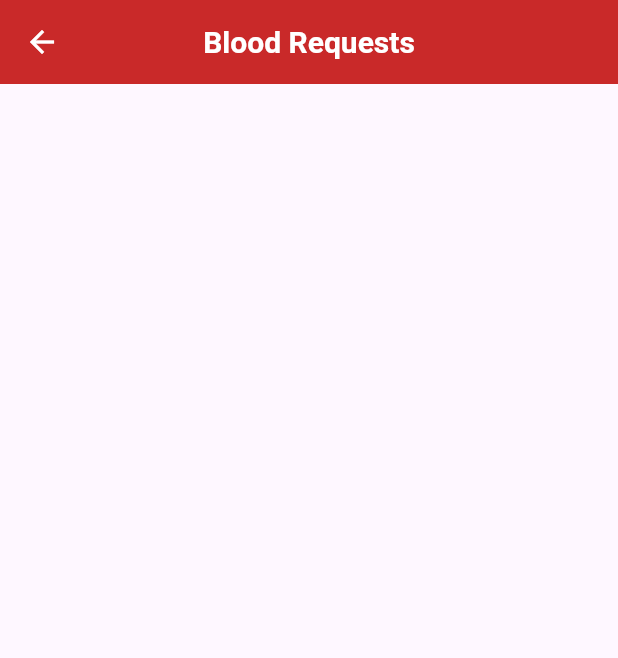
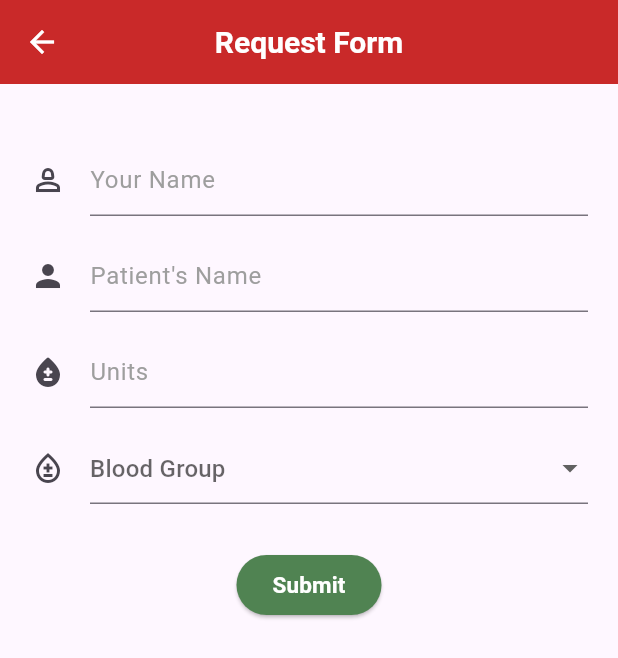
Before and after one commit to SreedevT/bloodbuddy, a Flutter app: the HomeScreen screen opened by its route, after a tap on "Requests page", on a phone screen of 412 x 824 dp. Shown: the top 658 px of the screen. Run offline on Flutter 3.47's test engine with Material 2 defaults, Android fonts, the phone set to English and light mode, and no system bars; our stand-ins replace animated_text_kit, cloud_firestore, confetti, date_field, firebase_auth, firebase_core and 7 more; missing offline and left inert: firebase_app_check; accounts and stored records are empty.

Commit message:
Changed navigator for request button inside home, Designed dummy request UI, implemented Data collected from the request UI is stored on firestore

```diff
--- a/lib/main.dart
+++ b/lib/main.dart
@@ -1,6 +1,7 @@
 import 'package:blood/screens/homescreen.dart';
 import 'package:blood/screens/mapscreen.dart';
 import 'package:blood/screens/initialscreen.dart';
+import 'package:blood/screens/requestform.dart';
 import 'package:blood/screens/requestscreen.dart';
 import 'package:blood/screens/welcomesreen.dart';
 import 'package:firebase_app_check/firebase_app_check.dart';
@@ -56,6 +57,7 @@ Future<void> main() async {
         'personal_info': (context) => const SignUpScreen(),
         'initial_screen': (context) => const InitialScreen(),
         'request': (context) => const BloodRequestList(),
+        'reqform':(context) => const RequestForm(),
       },
     ),
   );
--- /dev/null
+++ b/lib/models/req.dart
@@ -0,0 +1,24 @@
+import 'package:cloud_firestore/cloud_firestore.dart';
+
+class Req{
+  final CollectionReference reqs = FirebaseFirestore.instance.collection('Reqs');
+
+  Future updateReq(
+    String useruid,
+    String requid,
+    String name,
+    String pname,
+    int units,
+    String btype,
+  ) async{
+    await reqs.doc(requid).set(
+      {
+        'User UID': useruid,
+        'Name': name,
+        'Patient Name': pname,
+        'Units': units,
+        'Blood Type': btype
+      }
+    );
+  }
+}
--- a/lib/screens/homescreen.dart
+++ b/lib/screens/homescreen.dart
@@ -119,7 +119,7 @@ class _HomeScreenState extends State<HomeScreen> with TickerProviderStateMixin {
                   if (!mounted) return;
                   Navigator.pushNamed(
                     context,
-                    'request',
+                    'reqform',
                   );
                 },
                 child: const Text("Requests page",
--- /dev/null
+++ b/lib/screens/requestform.dart
@@ -0,0 +1,150 @@
+import 'package:blood/models/req.dart';
+import 'package:firebase_auth/firebase_auth.dart';
+import 'package:flutter/material.dart';
+import 'package:uuid/uuid.dart';
+
+class RequestForm extends StatefulWidget {
+  const RequestForm({super.key});
+
+  @override
+  State<RequestForm> createState() => _RequestFormState();
+}
+
+class _RequestFormState extends State<RequestForm> {
+  final _formKey = GlobalKey<FormState>();
+  late String name;
+  late String pname;
+  late String btype;
+  late int units;
+  User? user;
+
+  List<String> bloodGroups = ['A+', 'B+', 'A-', 'B-', 'O+', 'O-', 'AB+', 'AB-'];
+  @override
+  void initState(){
+    super.initState();
+    user = FirebaseAuth.instance.currentUser;
+    generateId();
+  }
+
+  String generateId(){
+    var uuid = const Uuid();
+    String id = uuid.v4();
+    return id;
+  }
+
+  @override
+  Widget build(BuildContext context) {
+    return Scaffold(
+      appBar:AppBar(
+        title: const Text("Request Form"),
+      ),
+      body: Padding(
+        padding:const EdgeInsets.fromLTRB(20,40,20,0),
+        child: Form(
+          key:_formKey,
+              child: Column(
+                crossAxisAlignment: CrossAxisAlignment.start,
+                children: [
+                  TextFormField(
+                    validator: (val) {
+                      if(val!.isEmpty){
+                        return "Please enter your name";
+                      }
+                      name = val;
+                      return null;
+                    },
+                    decoration: const InputDecoration(
+                      icon: Icon(Icons.person_2_outlined),
+                      hintText: "Your Name",
+                      hintStyle: TextStyle(
+                        color:Colors.grey),
+                    ),
+                  ),
+                  const SizedBox(height: 16,),
+                  TextFormField(
+                    validator: (val) {
+                      if(val!.isEmpty){
+                        return "Please enter the patient's name";
+                      }
+                      pname = val;
+                      return null;
+                    },
+                    decoration: const InputDecoration(
+                      icon:Icon(Icons.person),
+                      hintText:"Patient's Name",
+                      hintStyle: TextStyle(
+                        color:Colors.grey),
+                    ),
+                  ),
+                  const SizedBox(height: 16),
+                  TextFormField(
+                    validator: (val){
+                      if(val!.isEmpty){
+                        return "Please enter the number of units required";
+                      }
+                      else if(int.tryParse(val) == null){
+                        return "Please enter units in number";
+                      }
+                      units = int.parse(val);
+                      return null;
+                    },
+                    decoration: const InputDecoration(
+                      icon:Icon(Icons.bloodtype_rounded),
+                      hintText: "Units",
+                      hintStyle: TextStyle(
+                        color:Colors.grey),
+                    ),
+                  ),
+                  const SizedBox(height: 16,),
+                  DropdownButtonFormField(
+                    validator: (val){
+                      if(val == null){
+                        return "Please select a blood group";
+                      }
+                      return null;
+                    },
+                    decoration: const InputDecoration(
+                      icon: Icon(Icons.bloodtype_outlined),
+                      hintText: "Blood Group",
+                      hintStyle: TextStyle(
+                        color:Colors.grey),
+                    ),
+                    items: [
+                      for (var bGroups in bloodGroups)
+                      DropdownMenuItem(
+                        value: bGroups,
+                         child: Text(bGroups),
+                        ),],
+                        onChanged: (val){
+                          setState(() {
+                            btype = val.toString();
+                          });
+                        },
+                  ),
+                  const SizedBox(height: 30,),
+                  Center(
+                    child: ElevatedButton(onPressed: (){
+                      if(_formKey.currentState!.validate()){
+                        String uid = generateId();
+                        Req().updateReq(user!.uid,uid, name, pname,units, btype);
+                      }
+                    },
+                    style: ButtonStyle(
+                      backgroundColor: MaterialStateProperty.all(const Color.fromARGB(255, 80, 131, 82))
+                    ),
+                     child: const Text("Submit",
+                     style: TextStyle(
+                       fontSize: 15,
+                       fontWeight: FontWeight.bold,
+                       color: Colors.white,
+                     ),),
+                    ),
+                  ),
+                ],
+              )
+              ),
+      )
+
+    );
+  }
+}
--- a/pubspec.yaml
+++ b/pubspec.yaml
@@ -40,6 +40,7 @@ dependencies:
   geolocator: ^9.0.2
   smooth_page_indicator: ^1.1.0
   flutter_spinkit: ^5.2.0
+  uuid: ^3.0.7
 
 
   # The following adds the Cupertino Icons font to your application.
```
Also changed, not shown: pubspec.lock.
